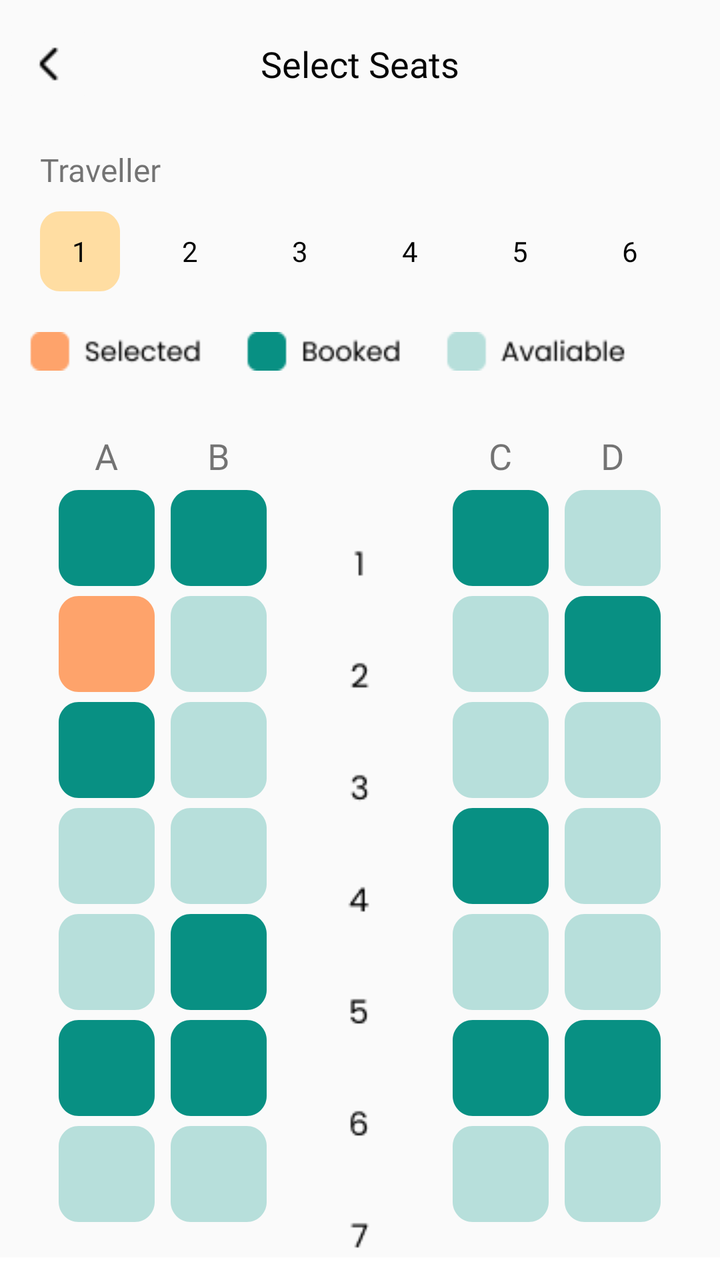
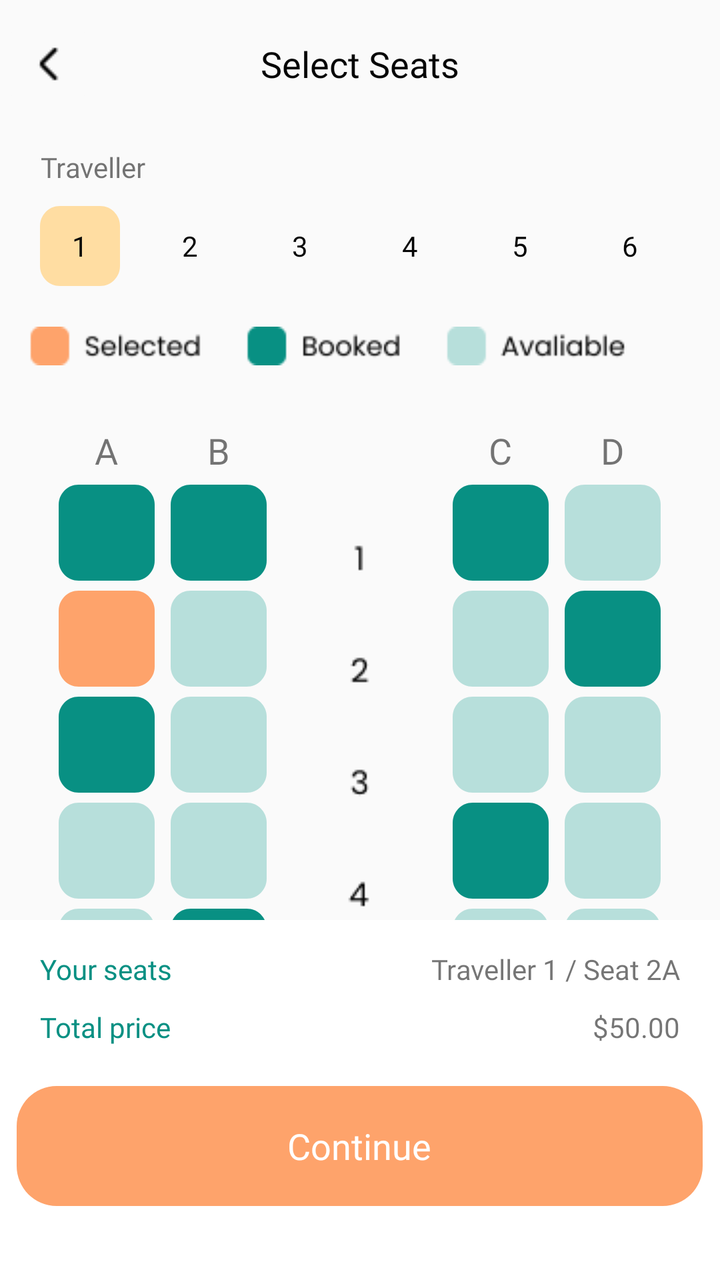

Before-and-after screenshots of an Android layout around one commit, followed by the original layout XML and the change that was made.
<!-- AndroidManifest.xml: application theme Theme.TravelApplication -->
<!-- res/layout/activity_select_seat.xml -->
<?xml version="1.0" encoding="utf-8"?>
<LinearLayout xmlns:android="http://schemas.android.com/apk/res/android"
    xmlns:app="http://schemas.android.com/apk/res-auto"
    xmlns:tools="http://schemas.android.com/tools"
    android:id="@+id/main"
    android:layout_width="match_parent"
    android:layout_height="match_parent"
    android:orientation="vertical"
    tools:context=".SelectSeatActivity">

    
    <RelativeLayout
        android:id="@+id/selectSeatAppBar"
        android:layout_width="match_parent"
        android:layout_height="wrap_content"
        android:layout_marginTop="10dp">

        <ImageButton
            android:id="@+id/select_seat_back_button"
            android:layout_width="wrap_content"
            android:layout_height="wrap_content"
            android:contentDescription="@string/back_button_app_bar"
            android:backgroundTint="@color/screen"
            android:src="@drawable/ic_chevron"/>

        <TextView
            android:id="@+id/select_seat_title"
            android:layout_width="wrap_content"
            android:layout_height="wrap_content"
            android:layout_centerInParent="true"
            android:text="@string/select_seats"
            android:fontFamily="@font/poppins_bold"
            android:textAppearance="@style/title" />
    </RelativeLayout>

    
    <LinearLayout
        android:id="@+id/select_seat_content_field"
        android:layout_width="match_parent"
        android:layout_height="wrap_content"
        android:orientation="vertical"
        android:layout_marginTop="20dp">

        
        <RelativeLayout
            android:id="@+id/seat_traveller_field"
            android:layout_width="match_parent"
            android:layout_height="wrap_content">

            
            <TextView
                android:id="@+id/seat_traveller_text"
                android:layout_width="wrap_content"
                android:layout_height="wrap_content"
                android:text="@string/traveller"
                android:textSize="16sp"
                android:fontFamily="@font/poppins_medium"
                android:lineSpacingExtra="-2sp"
                android:layout_marginStart="20dp"
                android:gravity="center_horizontal|top" />

            
            <RelativeLayout
                android:id="@+id/seat_traveller_tabs"
                android:layout_width="wrap_content"
                android:layout_height="wrap_content"
                android:layout_below="@+id/seat_traveller_text"
                android:layout_marginTop="10dp"
                android:layout_marginStart="20dp">

                
                <Button
                    android:id="@+id/seat_traveller_tab_1"
                    android:layout_width="40dp"
                    android:layout_height="40dp"
                    android:text="@string/number_1"
                    android:textSize="14sp"
                    android:fontFamily="@font/poppins_bold"
                    android:gravity="center"
                    android:background="@drawable/active_traveller_tab" />

                
                <Button
                    android:id="@+id/seat_traveller_tab_2"
                    android:layout_width="40dp"
                    android:layout_height="40dp"
                    android:layout_toEndOf="@+id/seat_traveller_tab_1"
                    android:layout_marginStart="15dp"
                    android:text="@string/number_2"
                    android:textSize="14sp"
                    android:fontFamily="@font/poppins_bold"
                    android:gravity="center"
                    android:background="@drawable/normal_traveller_tab" />

                
                <Button
                    android:id="@+id/seat_traveller_tab_3"
                    android:layout_width="40dp"
                    android:layout_height="40dp"
                    android:layout_toEndOf="@+id/seat_traveller_tab_2"
                    android:layout_marginStart="15dp"
                    android:text="@string/number_3"
                    android:textSize="14sp"
                    android:fontFamily="@font/poppins_bold"
                    android:gravity="center"
                    android:background="@drawable/normal_traveller_tab" />

                
                <Button
                    android:id="@+id/seat_traveller_tab_4"
                    android:layout_width="40dp"
                    android:layout_height="40dp"
                    android:layout_toEndOf="@+id/seat_traveller_tab_3"
                    android:layout_marginStart="15dp"
                    android:text="@string/number_4"
                    android:textSize="14sp"
                    android:fontFamily="@font/poppins_bold"
                    android:gravity="center"
                    android:background="@drawable/normal_traveller_tab" />

                
                <Button
                    android:id="@+id/seat_traveller_tab_5"
                    android:layout_width="40dp"
                    android:layout_height="40dp"
                    android:layout_toEndOf="@+id/seat_traveller_tab_4"
                    android:layout_marginStart="15dp"
                    android:text="@string/number_5"
                    android:textSize="14sp"
                    android:fontFamily="@font/poppins_bold"
                    android:gravity="center"
                    android:background="@drawable/normal_traveller_tab" />

                
                <Button
                    android:id="@+id/seat_traveller_tab_6"
                    android:layout_width="40dp"
                    android:layout_height="40dp"
                    android:layout_toEndOf="@+id/seat_traveller_tab_5"
                    android:layout_marginStart="15dp"
                    android:text="@string/number_6"
                    android:textSize="14sp"
                    android:fontFamily="@font/poppins_bold"
                    android:gravity="center"
                    android:background="@drawable/normal_traveller_tab" />


            </RelativeLayout>

        </RelativeLayout>

        
        <ImageView
            android:id="@+id/seat_status_field"
            android:layout_width="match_parent"
            android:layout_height="wrap_content"
            android:layout_marginTop="20dp"
            android:src="@drawable/seat_status_info"
            android:contentDescription="@string/seat_status_info"/>

        
        <ScrollView
            android:layout_width="wrap_content"
            android:layout_height="wrap_content"
            android:layout_gravity="center_horizontal"
            android:layout_marginTop="30dp">

            
            <LinearLayout
                android:id="@+id/seats_field"
                android:layout_width="match_parent"
                android:layout_height="wrap_content"
                android:orientation="horizontal"
                android:layout_gravity="center_horizontal">

                
                <RelativeLayout
                    android:id="@+id/ab_seats"
                    android:layout_width="wrap_content"
                    android:layout_height="wrap_content">

                    
                    <RelativeLayout
                        android:id="@+id/a_seats"
                        android:layout_width="wrap_content"
                        android:layout_height="wrap_content">

                        
                        <TextView
                            android:id="@+id/a_column_text"
                            android:layout_width="wrap_content"
                            android:layout_height="wrap_content"
                            android:layout_centerHorizontal="true"
                            android:text="@string/a"
                            android:textSize="18sp"
                            android:fontFamily="@font/poppins_bold"
                            android:lineSpacingExtra="-4sp"
                            android:gravity="top" />

                        
                        <View
                            android:id="@+id/seat_1a"
                            android:layout_width="48dp"
                            android:layout_height="48dp"
                            android:layout_below="@+id/a_column_text"
                            android:layout_marginTop="5dp"
                            android:background="@drawable/booked_seat" />

                        
                        <View
                            android:id="@+id/seat_2a"
                            android:layout_width="48dp"
                            android:layout_height="48dp"
                            android:layout_below="@+id/seat_1a"
                            android:layout_marginTop="5dp"
                            android:background="@drawable/selected_seat" />

                        
                        <View
                            android:id="@+id/seat_3a"
                            android:layout_width="48dp"
                            android:layout_height="48dp"
                            android:layout_below="@+id/seat_2a"
                            android:layout_marginTop="5dp"
                            android:background="@drawable/booked_seat" />

                        
                        <View
                            android:id="@+id/seat_4a"
                            android:layout_width="48dp"
                            android:layout_height="48dp"
                            android:layout_below="@+id/seat_3a"
                            android:layout_marginTop="5dp"
                            android:background="@drawable/avail_seat" />

                        
                        <View
                            android:id="@+id/seat_5a"
                            android:layout_width="48dp"
                            android:layout_height="48dp"
                            android:layout_below="@+id/seat_4a"
                            android:layout_marginTop="5dp"
                            android:background="@drawable/avail_seat" />

                        
                        <View
                            android:id="@+id/seat_6a"
                            android:layout_width="48dp"
                            android:layout_height="48dp"
                            android:layout_below="@+id/seat_5a"
                            android:layout_marginTop="5dp"
                            android:background="@drawable/booked_seat" />

                        
                        <View
                            android:id="@+id/seat_7a"
                            android:layout_width="48dp"
                            android:layout_height="48dp"
                            android:layout_below="@+id/seat_6a"
                            android:layout_marginTop="5dp"
                            android:background="@drawable/avail_seat" />

                    </RelativeLayout>

                    
                    <RelativeLayout
                        android:id="@+id/b_seats"
                        android:layout_width="wrap_content"
                        android:layout_height="wrap_content"
                        android:layout_marginStart="8dp"
                        android:layout_toEndOf="@+id/a_seats">

                        
                        <TextView
                            android:id="@+id/b_column_text"
                            android:layout_width="wrap_content"
                            android:layout_height="wrap_content"
                            android:layout_centerHorizontal="true"
                            android:text="@string/b"
                            android:textSize="18sp"
                            android:fontFamily="@font/poppins_bold"
                            android:lineSpacingExtra="-4sp"
                            android:gravity="top" />

                        
                        <View
                            android:id="@+id/seat_1b"
                            android:layout_width="48dp"
                            android:layout_height="48dp"
                            android:layout_below="@+id/b_column_text"
                            android:layout_marginTop="5dp"
                            android:background="@drawable/booked_seat" />

                        
                        <View
                            android:id="@+id/seat_2b"
                            android:layout_width="48dp"
                            android:layout_height="48dp"
                            android:layout_below="@+id/seat_1b"
                            android:layout_marginTop="5dp"
                            android:background="@drawable/avail_seat" />

                        
                        <View
                            android:id="@+id/seat_3b"
                            android:layout_width="48dp"
                            android:layout_height="48dp"
                            android:layout_below="@+id/seat_2b"
                            android:layout_marginTop="5dp"
                            android:background="@drawable/avail_seat" />

                        
                        <View
                            android:id="@+id/seat_4b"
                            android:layout_width="48dp"
                            android:layout_height="48dp"
                            android:layout_below="@+id/seat_3b"
                            android:layout_marginTop="5dp"
                            android:background="@drawable/avail_seat" />

                        
                        <View
                            android:id="@+id/seat_5b"
                            android:layout_width="48dp"
                            android:layout_height="48dp"
                            android:layout_below="@+id/seat_4b"
                            android:layout_marginTop="5dp"
                            android:background="@drawable/booked_seat" />

                        
                        <View
                            android:id="@+id/seat_6b"
                            android:layout_width="48dp"
                            android:layout_height="48dp"
                            android:layout_below="@+id/seat_5b"
                            android:layout_marginTop="5dp"
                            android:background="@drawable/booked_seat" />

                        
                        <View
                            android:id="@+id/seat_7b"
                            android:layout_width="48dp"
                            android:layout_height="48dp"
                            android:layout_below="@+id/seat_6b"
                            android:layout_marginTop="5dp"
                            android:background="@drawable/avail_seat" />

                    </RelativeLayout>

                </RelativeLayout>

                
                <ImageView
                    android:id="@+id/seat_numbers_row"
                    android:layout_width="wrap_content"
                    android:layout_height="wrap_content"
                    android:layout_marginStart="40dp"
                    android:src="@drawable/seat_row_numbers"
                    android:contentDescription="@string/seat_row_numbers"/>

                
                <RelativeLayout
                    android:id="@+id/cd_seats"
                    android:layout_width="wrap_content"
                    android:layout_height="wrap_content"
                    android:layout_marginStart="40dp">

                    
                    <RelativeLayout
                        android:id="@+id/c_seats"
                        android:layout_width="wrap_content"
                        android:layout_height="wrap_content">

                        
                        <TextView
                            android:id="@+id/c_column_text"
                            android:layout_width="wrap_content"
                            android:layout_height="wrap_content"
                            android:layout_centerHorizontal="true"
                            android:text="@string/c"
                            android:textSize="18sp"
                            android:fontFamily="@font/poppins_bold"
                            android:lineSpacingExtra="-4sp"
                            android:gravity="top" />

                        
                        <View
                            android:id="@+id/seat_1c"
                            android:layout_width="48dp"
                            android:layout_height="48dp"
                            android:layout_below="@+id/c_column_text"
                            android:layout_marginTop="5dp"
                            android:background="@drawable/booked_seat" />

                        
                        <View
                            android:id="@+id/seat_2c"
                            android:layout_width="48dp"
                            android:layout_height="48dp"
                            android:layout_below="@+id/seat_1c"
                            android:layout_marginTop="5dp"
                            android:background="@drawable/avail_seat" />

                        
                        <View
                            android:id="@+id/seat_3c"
                            android:layout_width="48dp"
                            android:layout_height="48dp"
                            android:layout_below="@+id/seat_2c"
                            android:layout_marginTop="5dp"
                            android:background="@drawable/avail_seat" />

                        
                        <View
                            android:id="@+id/seat_4c"
                            android:layout_width="48dp"
                            android:layout_height="48dp"
                            android:layout_below="@+id/seat_3c"
                            android:layout_marginTop="5dp"
                            android:background="@drawable/booked_seat" />

                        
                        <View
                            android:id="@+id/seat_5c"
                            android:layout_width="48dp"
                            android:layout_height="48dp"
                            android:layout_below="@+id/seat_4c"
                            android:layout_marginTop="5dp"
                            android:background="@drawable/avail_seat" />

                        
                        <View
                            android:id="@+id/seat_6c"
                            android:layout_width="48dp"
                            android:layout_height="48dp"
                            android:layout_below="@+id/seat_5c"
                            android:layout_marginTop="5dp"
                            android:background="@drawable/booked_seat" />

                        
                        <View
                            android:id="@+id/seat_7c"
                            android:layout_width="48dp"
                            android:layout_height="48dp"
                            android:layout_below="@+id/seat_6c"
                            android:layout_marginTop="5dp"
                            android:background="@drawable/avail_seat" />

                    </RelativeLayout>

                    
                    <RelativeLayout
                        android:id="@+id/d_seats"
                        android:layout_width="wrap_content"
                        android:layout_height="wrap_content"
                        android:layout_marginStart="8dp"
                        android:layout_toEndOf="@+id/c_seats">

                        
                        <TextView
                            android:id="@+id/d_column_text"
                            android:layout_width="wrap_content"
                            android:layout_height="wrap_content"
                            android:layout_centerHorizontal="true"
                            android:text="@string/d"
                            android:textSize="18sp"
                            android:fontFamily="@font/poppins_bold"
                            android:lineSpacingExtra="-4sp"
                            android:gravity="top" />

                        
                        <View
                            android:id="@+id/seat_1d"
                            android:layout_width="48dp"
                            android:layout_height="48dp"
                            android:layout_below="@+id/d_column_text"
                            android:layout_marginTop="5dp"
                            android:background="@drawable/avail_seat" />

                        
                        <View
                            android:id="@+id/seat_2d"
                            android:layout_width="48dp"
                            android:layout_height="48dp"
                            android:layout_below="@+id/seat_1d"
                            android:layout_marginTop="5dp"
                            android:background="@drawable/booked_seat" />

                        
                        <View
                            android:id="@+id/seat_3d"
                            android:layout_width="48dp"
                            android:layout_height="48dp"
                            android:layout_below="@+id/seat_2d"
                            android:layout_marginTop="5dp"
                            android:background="@drawable/avail_seat" />

                        
                        <View
                            android:id="@+id/seat_4d"
                            android:layout_width="48dp"
                            android:layout_height="48dp"
                            android:layout_below="@+id/seat_3d"
                            android:layout_marginTop="5dp"
                            android:background="@drawable/avail_seat" />

                        
                        <View
                            android:id="@+id/seat_5d"
                            android:layout_width="48dp"
                            android:layout_height="48dp"
                            android:layout_below="@+id/seat_4d"
                            android:layout_marginTop="5dp"
                            android:background="@drawable/avail_seat" />

                        
                        <View
                            android:id="@+id/seat_6d"
                            android:layout_width="48dp"
                            android:layout_height="48dp"
                            android:layout_below="@+id/seat_5d"
                            android:layout_marginTop="5dp"
                            android:background="@drawable/booked_seat" />

                        
                        <View
                            android:id="@+id/seat_7d"
                            android:layout_width="48dp"
                            android:layout_height="48dp"
                            android:layout_below="@+id/seat_6d"
                            android:layout_marginTop="5dp"
                            android:background="@drawable/avail_seat" />

                    </RelativeLayout>

                </RelativeLayout>

            </LinearLayout>

        </ScrollView>

    </LinearLayout>

    
    <RelativeLayout
        android:id="@+id/seat_action_field"
        android:layout_width="match_parent"
        android:layout_height="wrap_content"
        android:background="@drawable/seat_action_field" >

        
        <RelativeLayout
            android:id="@+id/seat_info_field"
            android:layout_width="wrap_content"
            android:layout_height="wrap_content"
            android:layout_centerHorizontal="true"
            android:layout_marginTop="15dp">

            
            <RelativeLayout
                android:id="@+id/seat_location_field"
                android:layout_width="wrap_content"
                android:layout_height="wrap_content"
                android:layout_marginStart="20dp"
                android:layout_marginEnd="20dp">

                <TextView
                    android:id="@+id/your_seats"
                    android:layout_width="wrap_content"
                    android:layout_height="wrap_content"
                    android:text="@string/your_seats"
                    android:textSize="14sp"
                    android:textColor="@color/green_500"
                    android:fontFamily="@font/poppins_medium"
                    android:lineSpacingExtra="-1sp"
                    android:gravity="top" />

                <TextView
                    android:id="@+id/traveller_and_seat"
                    android:layout_width="wrap_content"
                    android:layout_height="wrap_content"
                    android:layout_toEndOf="@+id/your_seats"
                    android:layout_alignParentEnd="true"
                    android:text="@string/traveller_1_seat_2a"
                    android:textSize="14sp"
                    android:fontFamily="@font/poppins_bold"
                    android:lineSpacingExtra="-1sp"
                    android:gravity="end" />


            </RelativeLayout>

            
            <RelativeLayout
                android:id="@+id/seat_price_field"
                android:layout_width="match_parent"
                android:layout_height="wrap_content"
                android:layout_below="@+id/seat_location_field"
                android:layout_marginTop="10dp"
                android:layout_marginStart="20dp"
                android:layout_marginEnd="20dp">

                
                <TextView
                    android:id="@+id/seat_total_price"
                    android:layout_width="wrap_content"
                    android:layout_height="wrap_content"
                    android:text="@string/total_price"
                    android:textSize="14sp"
                    android:textColor="@color/green_500"
                    android:fontFamily="@font/poppins_medium"
                    android:lineSpacingExtra="-1sp"
                    android:gravity="top" />

                
                <TextView
                    android:id="@+id/seat_price_value"
                    android:layout_width="wrap_content"
                    android:layout_height="wrap_content"
                    android:layout_toEndOf="@+id/seat_total_price"
                    android:layout_alignParentEnd="true"
                    android:text="@string/fifty_dollars_seat"
                    android:textSize="14sp"
                    android:fontFamily="@font/poppins_bold"
                    android:lineSpacingExtra="-1sp"
                    android:gravity="end" />

            </RelativeLayout>

        </RelativeLayout>

        
        <Button
            android:id="@+id/seat_continue_button"
            android:layout_width="wrap_content"
            android:layout_height="wrap_content"
            android:layout_below="@+id/seat_info_field"
            android:layout_marginTop="20dp"
            android:layout_centerHorizontal="true"
            android:text="@string/continue_text"
            android:textSize="18sp"
            android:textColor="@color/white"
            android:fontFamily="@font/poppins_bold"
            android:textAllCaps="false"
            android:background="@drawable/ticket_search_button" />


    </RelativeLayout>


</LinearLayout>
<!-- resources referenced by this layout -->
<resources>
  <color name="green_500">#089083</color>
  <color name="screen">#FAFAFA</color>
  <color name="white">#FFFFFFFF</color>
  <!-- drawable avail_seat (drawable) -->
  <?xml version="1.0" encoding="utf-8"?>
  
  <vector
      xmlns:android="http://schemas.android.com/apk/res/android"
      xmlns:aapt="http://schemas.android.com/aapt"
      android:width="48dp"
      android:height="48dp"
      android:viewportWidth="48"
      android:viewportHeight="48">
      <group>
          <clip-path
              android:pathData="M10 0H38C43.5228 0 48 4.47715 48 10V38C48 43.5228 43.5228 48 38 48H10C4.47715 48 0 43.5228 0 38V10C0 4.47715 4.47715 0 10 0Z"
              />
          <path
              android:pathData="M0 0V48H48V0"
              android:fillColor="#B7DFDB"
              />
      </group>
  </vector>
  <!-- drawable seat_action_field (drawable) -->
  <?xml version="1.0" encoding="utf-8"?>
  
  <vector
      xmlns:android="http://schemas.android.com/apk/res/android"
      xmlns:aapt="http://schemas.android.com/aapt"
      android:width="375dp"
      android:height="180dp"
      android:viewportWidth="375"
      android:viewportHeight="180"
      >
      <group>
          <clip-path
              android:pathData="M0 0H375V180H0V0Z"
              />
          <path
              android:pathData="M0 0V180H375V0"
              android:fillColor="#FFFFFF"
              />
      </group>
  </vector>
  <!-- drawable selected_seat (drawable) -->
  <?xml version="1.0" encoding="utf-8"?>
  
  <vector
      xmlns:android="http://schemas.android.com/apk/res/android"
      xmlns:aapt="http://schemas.android.com/aapt"
      android:width="48dp"
      android:height="48dp"
      android:viewportWidth="48"
      android:viewportHeight="48">
      <group>
          <clip-path
              android:pathData="M10 0H38C43.5228 0 48 4.47715 48 10V38C48 43.5228 43.5228 48 38 48H10C4.47715 48 0 43.5228 0 38V10C0 4.47715 4.47715 0 10 0Z"
              />
          <path
              android:pathData="M0 0V48H48V0"
              android:fillColor="#FEA36B"
              />
      </group>
  </vector>
  <string name="a">A</string>
  <string name="b">B</string>
  <string name="back_button_app_bar">Back</string>
  <string name="c">C</string>
  <string name="continue_text">Continue</string>
  <string name="d">D</string>
  <string name="fifty_dollars_seat">$50.00</string>
  <string name="number_1">1</string>
  <string name="number_2">2</string>
  <string name="number_3">3</string>
  <string name="number_4">4</string>
  <string name="number_5">5</string>
  <string name="number_6">6</string>
  <string name="seat_row_numbers">Seat row numbers</string>
  <string name="seat_status_info">Seat status info</string>
  <string name="select_seats">Select Seats</string>
  <string name="total_price">Total price</string>
  <string name="traveller">Traveller</string>
  <string name="traveller_1_seat_2a">Traveller 1 / Seat 2A</string>
  <string name="your_seats">Your seats</string>
  <style name="title">
          <item name="android:textSize">18sp</item>
          <item name="android:textColor">#050505</item>
      </style>
  <style name="Theme.TravelApplication" parent="Base.Theme.TravelApplication" />
  <style name="Base.Theme.TravelApplication" parent="Theme.AppCompat.DayNight.NoActionBar">
          
          <item name="colorPrimary">@color/text_primary</item>
          <item name="android:windowBackground">@color/screen</item>
          <item name="android:textColorPrimary">@color/text_primary</item>
          <item name="colorAccent">@color/green_500</item>
          
      </style>
  <color name="text_primary">#050505</color>
  <!-- unchanged entries left out for length: 7 -->
</resources>

<!-- the commit's change to res/layout/activity_select_seat.xml (unified diff, before → after) -->
@@ -1,11 +1,10 @@
 <?xml version="1.0" encoding="utf-8"?>
-<LinearLayout xmlns:android="http://schemas.android.com/apk/res/android"
+<RelativeLayout xmlns:android="http://schemas.android.com/apk/res/android"
     xmlns:app="http://schemas.android.com/apk/res-auto"
     xmlns:tools="http://schemas.android.com/tools"
     android:id="@+id/main"
     android:layout_width="match_parent"
     android:layout_height="match_parent"
-    android:orientation="vertical"
     tools:context=".SelectSeatActivity">
 
     
@@ -38,6 +37,7 @@
         android:id="@+id/select_seat_content_field"
         android:layout_width="match_parent"
         android:layout_height="wrap_content"
+        android:layout_below="@+id/selectSeatAppBar"
         android:orientation="vertical"
         android:layout_marginTop="20dp">
 
@@ -53,7 +53,7 @@
                 android:layout_width="wrap_content"
                 android:layout_height="wrap_content"
                 android:text="@string/traveller"
-                android:textSize="16sp"
+                android:textSize="14sp"
                 android:fontFamily="@font/poppins_medium"
                 android:lineSpacingExtra="-2sp"
                 android:layout_marginStart="20dp"
@@ -546,6 +546,9 @@
         android:id="@+id/seat_action_field"
         android:layout_width="match_parent"
         android:layout_height="wrap_content"
+        android:layout_alignParentBottom="true"
+        android:layout_alignParentStart="true"
+        android:layout_alignParentEnd="true"
         android:background="@drawable/seat_action_field" >
 
         
@@ -648,4 +651,4 @@
     </RelativeLayout>
 
 
-</LinearLayout>
+</RelativeLayout>
